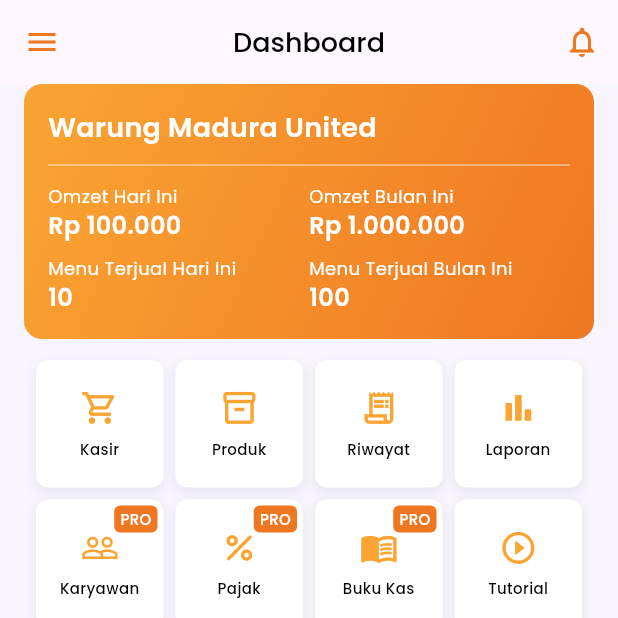
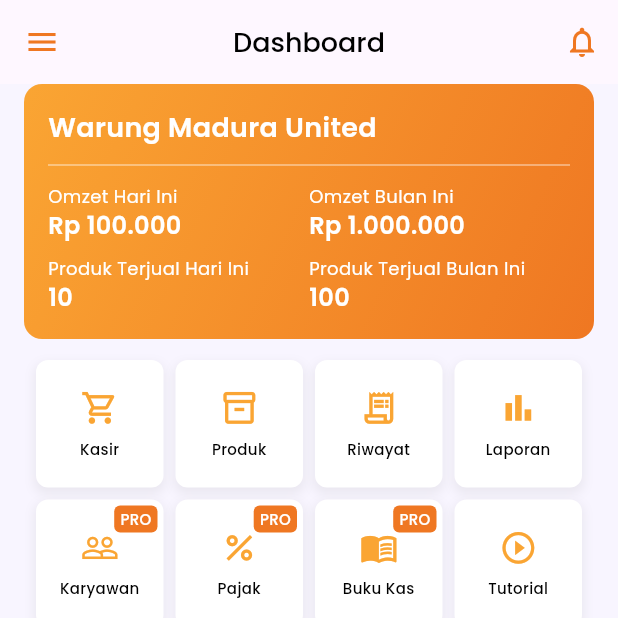
Before and after one commit to JinXVIII/FL-Kasirin-App, a Flutter app: the screen it shows after launch, on a phone screen of 412 x 824 dp, the top half of it. Run offline on Flutter 3.47's test engine with Material 3 defaults, Android fonts, the phone set to English and light mode, and no system bars; drawn by our look-alikes of fl_chart; our stand-ins replace go_router, image_picker, shared_preferences.

Commit message:
feat(dashboard): update menu labels to produk in financial card

```diff
--- a/lib/presentations/screens/dashboard/widgets/financial_information_card.dart
+++ b/lib/presentations/screens/dashboard/widgets/financial_information_card.dart
@@ -67,7 +67,7 @@ class FinancialInformationCard extends StatelessWidget {
                     crossAxisAlignment: CrossAxisAlignment.start,
                     children: [
                       Text(
-                        "Menu Terjual Hari Ini",
+                        "Produk Terjual Hari Ini",
                         style: AppTextStyles.whiteBodySmall,
                       ),
                       Text("10", style: AppTextStyles.whiteHeading4),
@@ -80,7 +80,7 @@ class FinancialInformationCard extends StatelessWidget {
                     crossAxisAlignment: CrossAxisAlignment.start,
                     children: [
                       Text(
-                        "Menu Terjual Bulan Ini",
+                        "Produk Terjual Bulan Ini",
                         style: AppTextStyles.whiteBodySmall,
                       ),
                       Text("100", style: AppTextStyles.whiteHeading4),
```
